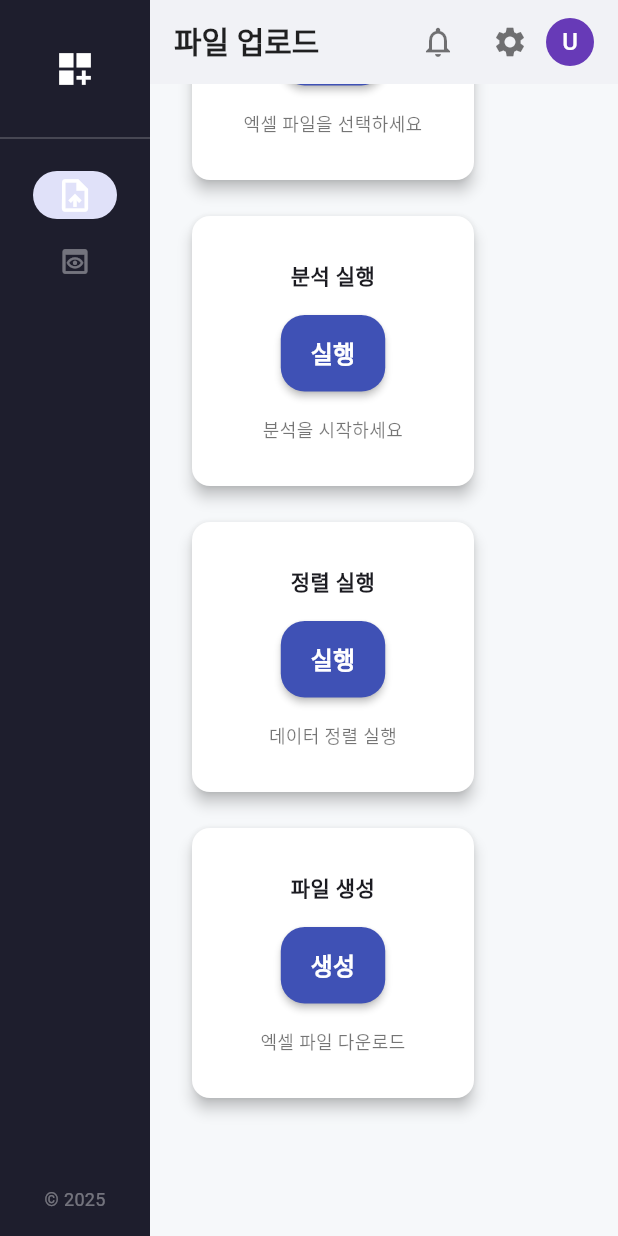
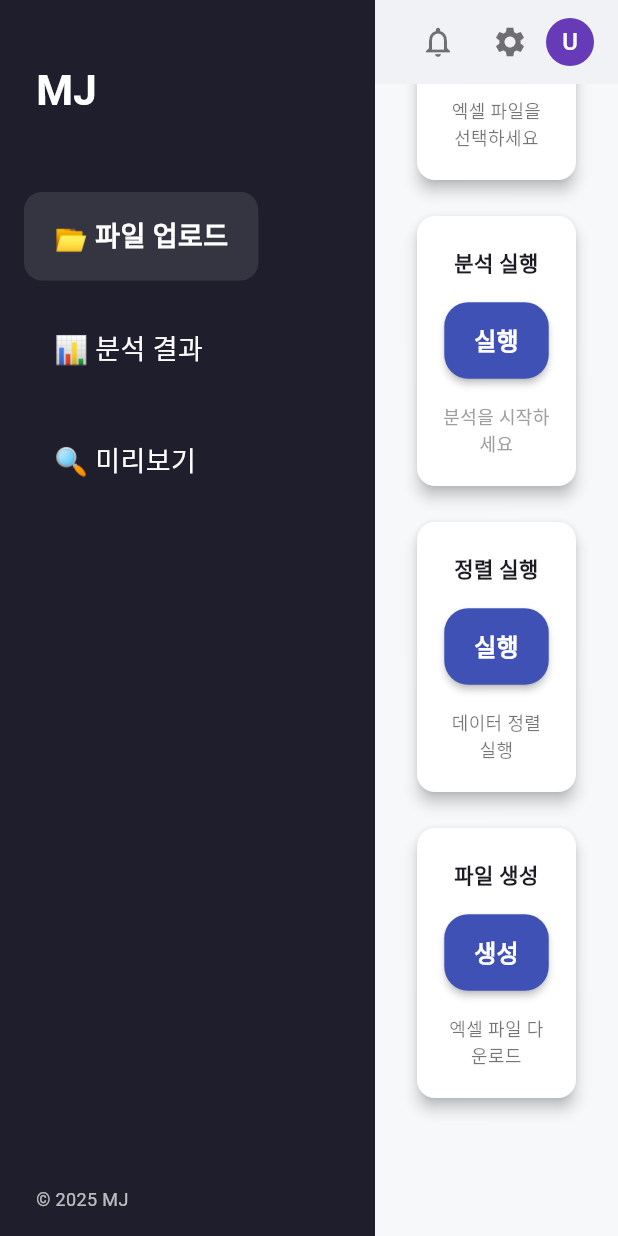
Before and after one commit to duckptr/sheetflow, a Flutter app: the screen it shows after launch, scrolled down 568 dp, after a tap on "실행", on a phone screen of 412 x 824 dp. Run offline on Flutter 3.47's test engine with Material 3 defaults, Android fonts, the phone set to English and light mode, and no system bars; our stand-ins replace file_picker; missing offline and left inert: window_size; Roboto replaces fonts that are missing (JalnanGothic).

Commit message:
feat : UI fix

```diff
--- a/lib/layout/main_layout.dart
+++ b/lib/layout/main_layout.dart
@@ -2,6 +2,7 @@ import 'package:flutter/material.dart';
 import '../pages/upload_page.dart';
 import '../pages/preview_page.dart';
 import 'topbar.dart';
+import '../layout/sidebar.dart'; // 📌 새 Sidebar 위젯 임포트
 
 class MainLayout extends StatefulWidget {
   const MainLayout({super.key});
@@ -19,47 +20,10 @@ class _MainLayoutState extends State<MainLayout> {
     '정제된 데이터 미리보기',
   ];
 
-  final List<NavigationRailDestination> _destinations = [
-    NavigationRailDestination(
-      icon: Tooltip(
-        message: '업로드',
-        child: MouseRegion(
-          cursor: SystemMouseCursors.click,
-          child: Icon(Icons.upload_file_outlined),
-        ),
-      ),
-      selectedIcon: Tooltip(
-        message: '업로드',
-        child: MouseRegion(
-          cursor: SystemMouseCursors.click,
-          child: Icon(Icons.upload_file),
-        ),
-      ),
-      label: const Text('업로드'),
-    ),
-    NavigationRailDestination(
-      icon: Tooltip(
-        message: '미리보기',
-        child: MouseRegion(
-          cursor: SystemMouseCursors.click,
-          child: Icon(Icons.preview_outlined),
-        ),
-      ),
-      selectedIcon: Tooltip(
-        message: '미리보기',
-        child: MouseRegion(
-          cursor: SystemMouseCursors.click,
-          child: Icon(Icons.preview),
-        ),
-      ),
-      label: const Text('미리보기'),
-    ),
-  ];
-
   void _handleRefinedData(List<Map<String, dynamic>> data) {
     setState(() {
       _refinedData = data;
-      _selectedIndex = 1;
+      _selectedIndex = 1; // 업로드 후 자동으로 미리보기로 이동
     });
   }
 
@@ -73,42 +37,17 @@ class _MainLayoutState extends State<MainLayout> {
     return Scaffold(
       body: Row(
         children: [
-          /// ✅ Sidebar 개선 (슬림한 스타일 + 툴팁 + 호버 효과)
-          Container(
-            width: 100,
-            color: const Color(0xFF1E1E2D),
-            child: Column(
-              children: [
-                const SizedBox(height: 32),
-                const Icon(Icons.dashboard_customize, color: Colors.white, size: 28),
-                const SizedBox(height: 24),
-                const Divider(color: Colors.white24),
-                Expanded(
-                  child: NavigationRail(
-                    backgroundColor: const Color(0xFF1E1E2D),
-                    selectedIndex: _selectedIndex,
-                    onDestinationSelected: (index) {
-                      setState(() => _selectedIndex = index);
-                    },
-                    labelType: NavigationRailLabelType.none,
-                    useIndicator: true,
-                    groupAlignment: -1.0,
-                    selectedIconTheme: const IconThemeData(color: Colors.white, size: 26),
-                    unselectedIconTheme: const IconThemeData(color: Colors.white38, size: 22),
-                    destinations: _destinations,
-                  ),
-                ),
-                const SizedBox(height: 20),
-                const Text(
-                  '© 2025',
-                  style: TextStyle(fontSize: 12, color: Colors.white38),
-                ),
-                const SizedBox(height: 16),
-              ],
-            ),
+          /// ✅ 기존 NavigationRail 대신 Sidebar 사용
+          Sidebar(
+            selectedRoute: _selectedIndex == 0 ? '/upload' : '/preview',
+            onRouteSelected: (route) {
+              setState(() {
+                _selectedIndex = (route == '/upload') ? 0 : 1;
+              });
+            },
           ),
 
-          /// ✅ Main Area
+          /// ✅ 메인 영역
           Expanded(
             child: Scaffold(
               backgroundColor: const Color(0xFFF6F8FA),
--- a/lib/layout/sidebar.dart
+++ b/lib/layout/sidebar.dart
@@ -13,40 +13,43 @@ class Sidebar extends StatelessWidget {
   @override
   Widget build(BuildContext context) {
     return Container(
-      width: 220,
-      color: const Color(0xFF1E1E2D), // 어두운 배경
+      width: 250,
+      color: const Color(0xFF1E1E2D),
       child: Column(
+        crossAxisAlignment: CrossAxisAlignment.start,
         children: [
           const SizedBox(height: 40),
-          const Text(
-            'SheetFlow',
+          const Padding(
+            padding: EdgeInsets.symmetric(horizontal: 24.0),
+            child: Text(
+              'MJ',
               style: TextStyle(
                 color: Colors.white,
-              fontSize: 20,
+                fontSize: 28, // 좀 더 크게
                 fontWeight: FontWeight.bold,
               ),
             ),
-          const SizedBox(height: 30),
+          ),
+          const SizedBox(height: 40),
+
           _buildNavItem(
-            icon: Icons.upload_file,
-            label: '업로드',
+            label: '📂 파일 업로드',
             route: '/upload',
           ),
           _buildNavItem(
-            icon: Icons.analytics,
-            label: '분석 결과',
+            label: '📊 분석 결과',
             route: '/analysis',
           ),
           _buildNavItem(
-            icon: Icons.preview,
-            label: '미리보기',
+            label: '🔍 미리보기',
             route: '/preview',
           ),
+
           const Spacer(),
           const Padding(
-            padding: EdgeInsets.only(bottom: 16.0),
+            padding: EdgeInsets.only(left: 24.0, bottom: 16.0),
             child: Text(
-              '© 2025 SheetFlow',
+              '© 2025 MJ',
               style: TextStyle(color: Colors.white70, fontSize: 12),
             ),
           ),
@@ -56,7 +59,6 @@ class Sidebar extends StatelessWidget {
   }
 
   Widget _buildNavItem({
-    required IconData icon,
     required String label,
     required String route,
   }) {
@@ -65,24 +67,19 @@ class Sidebar extends StatelessWidget {
     return InkWell(
       onTap: () => onRouteSelected(route),
       child: Container(
-        margin: const EdgeInsets.symmetric(horizontal: 16, vertical: 6),
-        padding: const EdgeInsets.symmetric(horizontal: 12, vertical: 14),
+        margin: const EdgeInsets.symmetric(horizontal: 16, vertical: 8),
+        padding: const EdgeInsets.symmetric(horizontal: 20, vertical: 16),
         decoration: BoxDecoration(
           color: isSelected ? Colors.white10 : Colors.transparent,
           borderRadius: BorderRadius.circular(12),
         ),
-        child: Row(
-          children: [
-            Icon(icon, color: Colors.white),
-            const SizedBox(width: 12),
-            Text(
+        child: Text(
           label,
           style: TextStyle(
             color: Colors.white,
+            fontSize: 18,
             fontWeight: isSelected ? FontWeight.bold : FontWeight.normal,
           ),
-            ),
-          ],
         ),
       ),
     );
--- a/lib/main.dart
+++ b/lib/main.dart
@@ -9,7 +9,7 @@ void main() async {
 
   // 데스크탑 환경에서만 창 크기 고정
   if (Platform.isWindows || Platform.isMacOS || Platform.isLinux) {
-    const windowSize = Size(1000, 720);
+    const windowSize = Size(1150, 800);
     setWindowTitle('SheetFlow');
     setWindowMinSize(windowSize);
     setWindowMaxSize(windowSize);
--- a/lib/pages/upload_page.dart
+++ b/lib/pages/upload_page.dart
@@ -76,7 +76,7 @@ class _UploadPageState extends State<UploadPage> {
     }
 
     setState(() {
-      _statusMessage = '정렬 중...';
+      _statusMessage = '정렬 중';
       _sortedPreview = null;
     });
 
@@ -101,7 +101,7 @@ class _UploadPageState extends State<UploadPage> {
     }
 
     setState(() {
-      _statusMessage = '파일 생성 중...';
+      _statusMessage = '파일 생성 중';
     });
 
     final fileBytes = await FileService.generateExcelFile(_selectedFile!);
@@ -127,6 +127,24 @@ class _UploadPageState extends State<UploadPage> {
         _statusMessage = '❌ 파일 생성 실패';
       });
     }
+  }
+
+  /// 📌 상태 표시 텍스트 간소화
+  String _getStatusShortText() {
+    if (_statusMessage == null) return '대기';
+    if (_statusMessage!.contains('중')) return '진행 중';
+    if (_statusMessage!.startsWith('✅')) return '완료';
+    if (_statusMessage!.startsWith('❌')) return '실패';
+    return '대기';
+  }
+
+  /// 📌 상태별 색상 반환
+  Color _getStatusColor() {
+    if (_statusMessage == null) return Colors.grey;
+    if (_statusMessage!.contains('중')) return Colors.blue;
+    if (_statusMessage!.startsWith('✅')) return Colors.green;
+    if (_statusMessage!.startsWith('❌')) return Colors.red;
+    return Colors.grey;
   }
 
   @override
@@ -166,11 +184,9 @@ class _UploadPageState extends State<UploadPage> {
                 width: 260,
                 child: SummaryCard(
                   title: '분석 상태',
-                  value: _statusMessage ?? '대기 중',
+                  value: _getStatusShortText(),
                   icon: Icons.check_circle,
-                  color: _statusMessage?.startsWith('✅') == true
-                      ? Colors.green
-                      : Colors.grey,
+                  color: _getStatusColor(),
                 ),
               ),
             ],
@@ -199,9 +215,7 @@ class _UploadPageState extends State<UploadPage> {
                 tooltip: "파일 업로드 및 분석",
                 onPressed: _uploadFile,
                 footer: _statusMessage ?? "분석을 시작하세요",
-                footerColor: _statusMessage?.startsWith('✅') == true
-                    ? Colors.green
-                    : (_statusMessage?.startsWith('❌') == true ? Colors.red : null),
+                footerColor: _getStatusColor(),
               ),
               _buildCard(
                 width: 196,
```
Also changed, not shown: pubspec.yaml (+6 -6 lines). Lines whose indentation alone changed are shown as unchanged.
